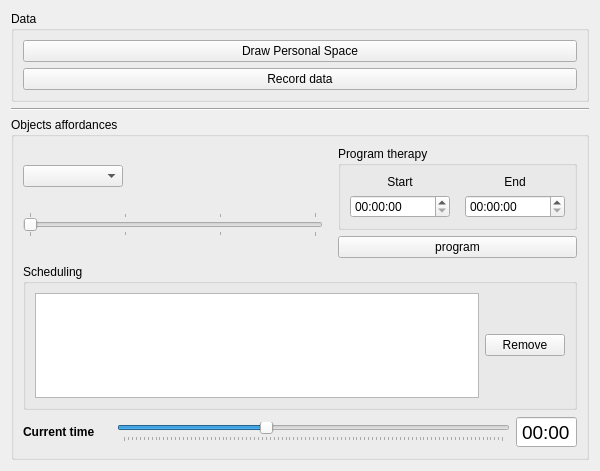
Qt form components/socialRulesAgent/src/mainUI.ui (robocomp/robocomp-viriato) before a commit.
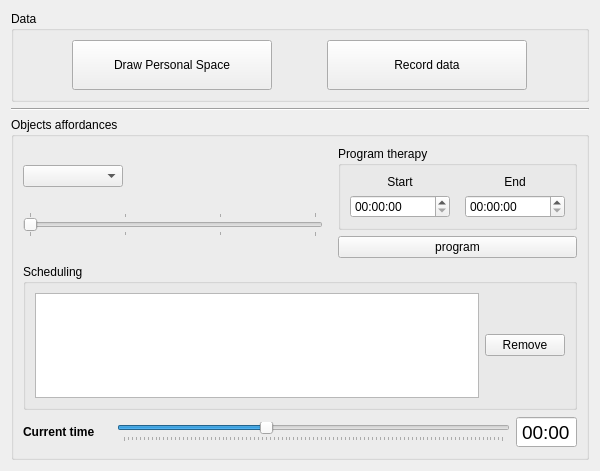
The same form after that commit.

```diff
--- a/components/socialRulesAgent/src/mainUI.ui
+++ b/components/socialRulesAgent/src/mainUI.ui
@@ -23,13 +23,21 @@
        </property>
        <layout class="QVBoxLayout" name="verticalLayout_9" stretch="0">
         <item>
-         <layout class="QVBoxLayout" name="verticalLayout_10">
-          <item>
            <layout class="QHBoxLayout" name="horizontalLayout_2">
             <item>
-             <layout class="QVBoxLayout" name="verticalLayout_2">
-              <item>
                <widget class="QPushButton" name="draw_personalSpace_button">
+            <property name="minimumSize">
+             <size>
+              <width>0</width>
+              <height>50</height>
+             </size>
+            </property>
+            <property name="maximumSize">
+             <size>
+              <width>200</width>
+              <height>16777215</height>
+             </size>
+            </property>
                 <property name="text">
                  <string>Draw Personal Space</string>
                 </property>
@@ -37,14 +45,22 @@
               </item>
               <item>
                <widget class="QPushButton" name="save_data_button">
+            <property name="minimumSize">
+             <size>
+              <width>0</width>
+              <height>50</height>
+             </size>
+            </property>
+            <property name="maximumSize">
+             <size>
+              <width>200</width>
+              <height>16777215</height>
+             </size>
+            </property>
                 <property name="text">
                  <string>Record data</string>
                 </property>
                </widget>
-              </item>
-             </layout>
-            </item>
-           </layout>
           </item>
          </layout>
         </item>
```
Left out of the diff: 2 changed lines with no effect on the pictures. Lines whose indentation alone changed are shown as unchanged.
